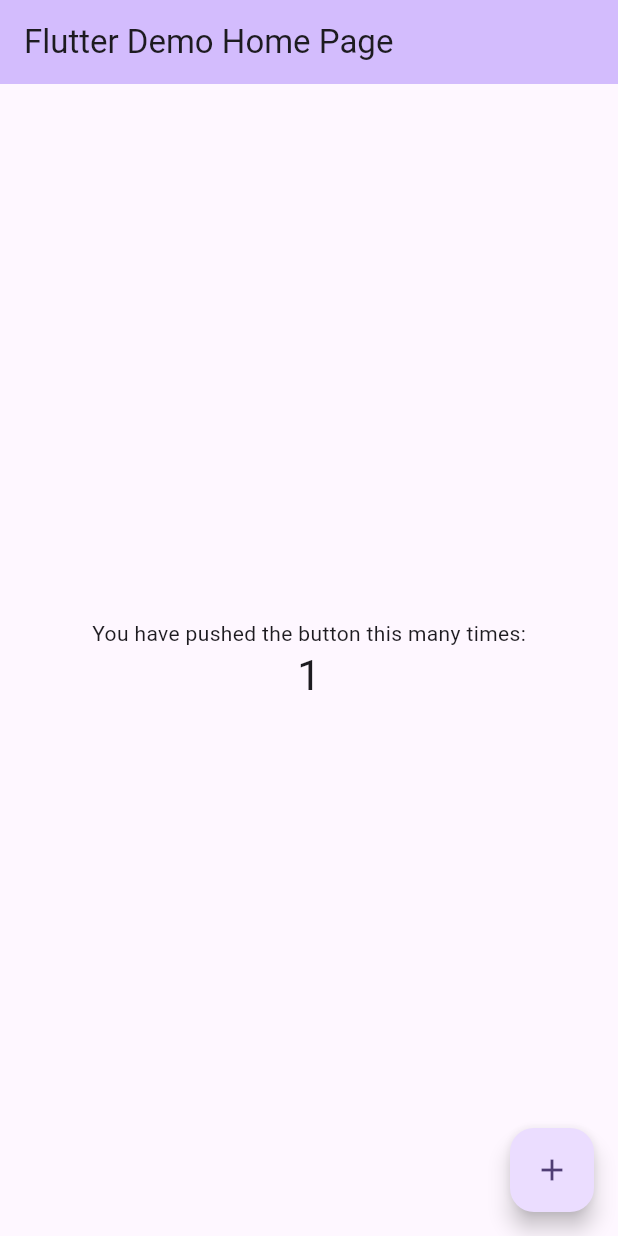
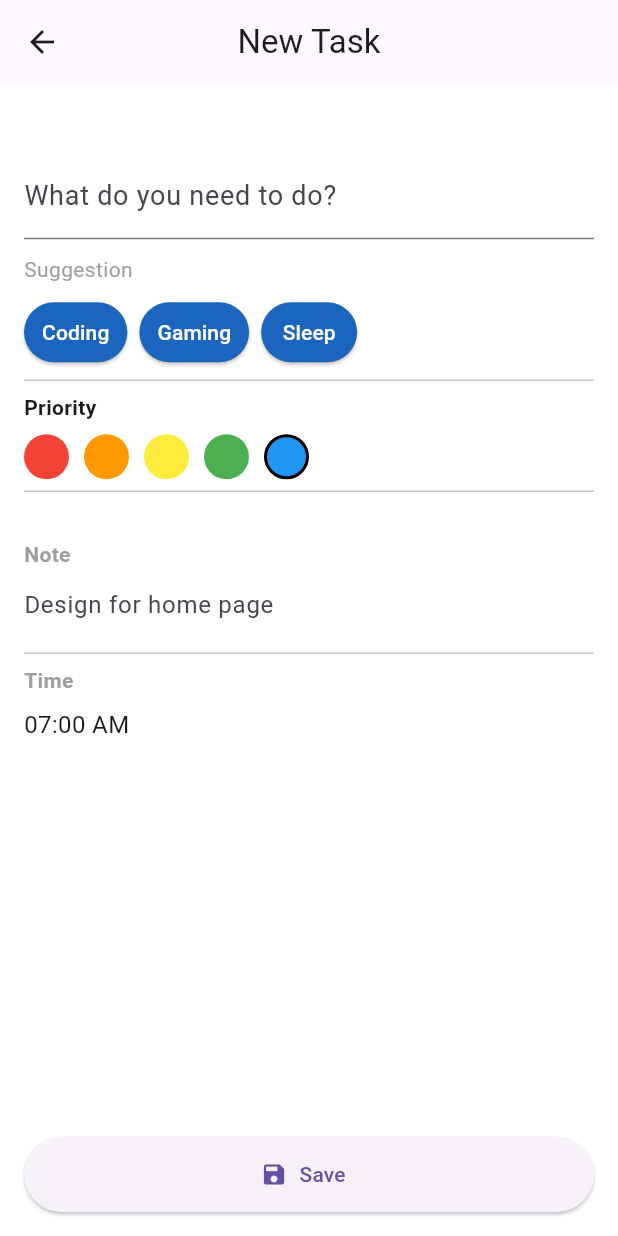
Before and after one commit to ThanhChuong1/LearningFlutter_toDoList, a Flutter app: the screen it shows after launch, after a tap on the "add" icon, on a phone screen of 412 x 824 dp. Run offline on Flutter 3.47's test engine with Material 3 defaults, Android fonts, the phone set to English and light mode, and no system bars.

Commit message:
[feature] create add new task screen

```diff
--- a/lib/main.dart
+++ b/lib/main.dart
@@ -1,51 +1,22 @@
 import 'package:flutter/material.dart';
+import 'package:todolist/icon.dart';
+import 'package:todolist/new_task.dart';
+import 'package:todolist/task_info.dart';
 
 void main() {
-  runApp(const MyApp());
-}
-
-class MyApp extends StatelessWidget {
-  const MyApp({super.key});
-
-  // This widget is the root of your application.
-  @override
-  Widget build(BuildContext context) {
-    return MaterialApp(
-      title: 'Flutter Demo',
-      theme: ThemeData(
-        // This is the theme of your application.
-        //
-        // TRY THIS: Try running your application with "flutter run". You'll see
-        // the application has a purple toolbar. Then, without quitting the app,
-        // try changing the seedColor in the colorScheme below to Colors.green
-        // and then invoke "hot reload" (save your changes or press the "hot
-        // reload" button in a Flutter-supported IDE, or press "r" if you used
-        // the command line to start the app).
-        //
-        // Notice that the counter didn't reset back to zero; the application
-        // state is not lost during the reload. To reset the state, use hot
-        // restart instead.
-        //
-        // This works for code too, not just values: Most code changes can be
-        // tested with just a hot reload.
-        colorScheme: ColorScheme.fromSeed(seedColor: Colors.deepPurple),
-      ),
-      home: const MyHomePage(title: 'Flutter Demo Home Page'),
-    );
-  }
+  runApp(
+    MaterialApp(
+      initialRoute: '/',
+      routes: <String, WidgetBuilder>{
+        '/': (context) => MyHomePage(),
+        '/second': (context) => SecondHome(),
+      },
+    ),
+  );
 }
 
 class MyHomePage extends StatefulWidget {
-  const MyHomePage({super.key, required this.title});
-
-  // This widget is the home page of your application. It is stateful, meaning
-  // that it has a State object (defined below) that contains fields that affect
-  // how it looks.
-
-  // This class is the configuration for the state. It holds the values (in this
-  // case the title) provided by the parent (in this case the App widget) and
-  // used by the build method of the State. Fields in a Widget subclass are
-  // always marked "final".
+  const MyHomePage({super.key, this.title = 'TODO LIST'});
 
   final String title;
 
@@ -54,69 +25,86 @@ class MyHomePage extends StatefulWidget {
 }
 
 class _MyHomePageState extends State<MyHomePage> {
-  int _counter = 0;
+  List<Taskinfo> taskList = [];
 
-  void _incrementCounter() {
+  //Mức độ quan trọng để sắp xếp
+  final Map<Color, int> priorityOrder = {
+    Colors.red: 0,
+    Colors.orange: 1,
+    Colors.yellow: 2,
+    Colors.green: 3,
+    Colors.blue: 4,
+  };
+
+  void _sortTaskList() {
+    taskList.sort((a, b) {
+      final timeA = _parseTime(a.time);
+      final timeB = _parseTime(b.time);
+
+      if (timeA.hour != timeB.hour) {
+        return timeA.hour.compareTo(timeB.hour);
+      } else if (timeA.minute != timeB.minute) {
+        return timeA.minute.compareTo(timeB.minute);
+      } else {
+        return priorityOrder[a.priorityColor]!.compareTo(
+          priorityOrder[b.priorityColor]!,
+        );
+      }
+    });
+  }
+
+  TimeOfDay _parseTime(String timeStr) {
+    final parts = timeStr.split(":");
+    final hour = int.tryParse(parts[0]) ?? 0;
+    final minute = int.tryParse(parts[1]) ?? 0;
+    return TimeOfDay(hour: hour, minute: minute);
+  }
+
+  void _addNewTask(Taskinfo newTask) {
     setState(() {
-      // This call to setState tells the Flutter framework that something has
-      // changed in this State, which causes it to rerun the build method below
-      // so that the display can reflect the updated values. If we changed
-      // _counter without calling setState(), then the build method would not be
-      // called again, and so nothing would appear to happen.
-      _counter++;
+      taskList.add(newTask);
     });
   }
 
   @override
   Widget build(BuildContext context) {
-    // This method is rerun every time setState is called, for instance as done
-    // by the _incrementCounter method above.
-    //
-    // The Flutter framework has been optimized to make rerunning build methods
-    // fast, so that you can just rebuild anything that needs updating rather
-    // than having to individually change instances of widgets.
     return Scaffold(
       appBar: AppBar(
-        // TRY THIS: Try changing the color here to a specific color (to
-        // Colors.amber, perhaps?) and trigger a hot reload to see the AppBar
-        // change color while the other colors stay the same.
         backgroundColor: Theme.of(context).colorScheme.inversePrimary,
-        // Here we take the value from the MyHomePage object that was created by
-        // the App.build method, and use it to set our appbar title.
-        title: Text(widget.title),
+        title: const Text('TODO List'),
       ),
-      body: Center(
-        // Center is a layout widget. It takes a single child and positions it
-        // in the middle of the parent.
-        child: Column(
-          // Column is also a layout widget. It takes a list of children and
-          // arranges them vertically. By default, it sizes itself to fit its
-          // children horizontally, and tries to be as tall as its parent.
-          //
-          // Column has various properties to control how it sizes itself and
-          // how it positions its children. Here we use mainAxisAlignment to
-          // center the children vertically; the main axis here is the vertical
-          // axis because Columns are vertical (the cross axis would be
-          // horizontal).
-          //
-          // TRY THIS: Invoke "debug painting" (choose the "Toggle Debug Paint"
-          // action in the IDE, or press "p" in the console), to see the
-          // wireframe for each widget.
-          mainAxisAlignment: MainAxisAlignment.center,
-          children: <Widget>[
-            const Text('You have pushed the button this many times:'),
-            Text(
-              '$_counter',
-              style: Theme.of(context).textTheme.headlineMedium,
+
+      body: ListView.builder(
+        itemCount: taskList.length,
+        itemBuilder: (context, index) {
+          final task = taskList[index];
+          return ListTile(
+            title: Text(task.title),
+            subtitle: Text('${task.time}  ${task.note}'),
+            trailing: Container(
+              width: 5,
+              height: 40,
+              color: task.priorityColor,
             ),
-          ],
-        ),
+            leading: Icon(Icons.circle, color: task.priorityColor, size: 10),
+          );
+        },
       ),
+
       floatingActionButton: FloatingActionButton(
-        onPressed: _incrementCounter,
-        tooltip: 'Increment',
+        onPressed: () async {
+          final result = await Navigator.push(
+            context,
+            MaterialPageRoute(builder: (context) => const SecondHome()),
+          );
+
+          if (result != null && result is Taskinfo) {
+            _addNewTask(result);
+            _sortTaskList();
+          }
+        },
         child: const Icon(Icons.add),
-      ), // This trailing comma makes auto-formatting nicer for build methods.
+      ),
     );
   }
 }
--- /dev/null
+++ b/lib/new_task.dart
@@ -0,0 +1,206 @@
+import 'dart:math';
+import 'package:flutter/material.dart';
+// import 'package:flutter/scheduler.dart';
+import 'package:todolist/task_info.dart';
+
+class SecondHome extends StatefulWidget {
+  const SecondHome({super.key});
+
+  @override
+  State<SecondHome> createState() => _SecondHomeState();
+}
+
+class _SecondHomeState extends State<SecondHome> {
+  final TextEditingController TaskController = TextEditingController();
+  final TextEditingController noteController = TextEditingController();
+  final List<Color> priorityColors = [
+    Colors.red,
+    Colors.orange,
+    Colors.yellow,
+    Colors.green,
+    Colors.blue,
+  ];
+  Color selectedColor = Colors.blue;
+
+  TimeOfDay selectedTime = TimeOfDay(hour: 7, minute: 0);
+  TimeOfDay alarmTime = TimeOfDay(hour: 6, minute: 30);
+
+  bool isAlarOn = true;
+
+  @override
+  Widget build(BuildContext context) {
+    return Scaffold(
+      appBar: AppBar(title: Text('New Task'), centerTitle: true),
+      backgroundColor: Colors.white,
+
+      body: Padding(
+        padding: const EdgeInsets.all(16.0),
+
+        child: Column(
+          crossAxisAlignment: CrossAxisAlignment.start,
+          children: [
+            const SizedBox(height: 30),
+
+            //Input box: WHAT DO YOU NEED TO DO?
+            TextField(
+              controller: TaskController,
+              decoration: const InputDecoration(
+                labelText: "What do you need to do?",
+                labelStyle: TextStyle(fontSize: 18),
+                border: UnderlineInputBorder(),
+              ),
+            ),
+
+            //SUGGESTION
+            const SizedBox(height: 10),
+            const Text("Suggestion", style: TextStyle(color: Colors.grey)),
+            const SizedBox(height: 8),
+
+            Row(
+              children: [
+                _suggestionChip("Coding"),
+                _suggestionChip("Gaming"),
+                _suggestionChip("Sleep"),
+              ],
+            ),
+            const Divider(),
+
+            //PRIORITY COLOR SELECTOR
+            const Text(
+              "Priority",
+              style: TextStyle(fontWeight: FontWeight.bold),
+            ),
+            const SizedBox(height: 8),
+            Row(
+              children: priorityColors.map((color) {
+                return GestureDetector(
+                  onTap: () {
+                    setState(() {
+                      selectedColor = color;
+                    });
+                  },
+                  child: Container(
+                    margin: const EdgeInsets.only(right: 10),
+                    width: 30,
+                    height: 30,
+                    decoration: BoxDecoration(
+                      color: color,
+                      shape: BoxShape.circle,
+                      border: selectedColor == color
+                          ? Border.all(color: Colors.black, width: 2)
+                          : null,
+                    ),
+                  ),
+                );
+              }).toList(),
+            ),
+
+            const Divider(),
+            //NOTE
+            const SizedBox(height: 24),
+            const Text(
+              "Note",
+              style: TextStyle(fontWeight: FontWeight.bold, color: Colors.grey),
+            ),
+            TextField(
+              controller: noteController,
+              decoration: const InputDecoration(
+                hintText: "Design for home page",
+                border: InputBorder.none,
+              ),
+            ),
+
+            const Divider(),
+
+            //TIME
+            const Text(
+              "Time",
+              style: TextStyle(fontWeight: FontWeight.bold, color: Colors.grey),
+            ),
+            GestureDetector(
+              onTap: _pickTime,
+              child: Padding(
+                padding: const EdgeInsets.symmetric(vertical: 8),
+                child: Text(
+                  "${formatTime(selectedTime)} ${selectedTime.period == DayPeriod.am ? "AM" : "PM"}",
+                  style: const TextStyle(fontSize: 16),
+                ),
+              ),
+            ),
+
+            const Spacer(),
+            ElevatedButton.icon(
+              icon: const Icon(Icons.save),
+              label: const Text("Save"),
+              onPressed: _saveTask,
+              style: ElevatedButton.styleFrom(
+                minimumSize: const Size.fromHeight(50),
+              ),
+            ),
+          ],
+        ),
+      ),
+    );
+  }
+
+  Widget _suggestionChip(String label) {
+    return Padding(
+      padding: const EdgeInsets.only(right: 8.0),
+      child: ElevatedButton(
+        onPressed: () {
+          setState(() {
+            TaskController.text = label;
+          });
+        },
+        //color for suggestion
+        style: ElevatedButton.styleFrom(
+          backgroundColor: _getColor(label),
+          foregroundColor: Colors.white,
+          padding: const EdgeInsets.symmetric(horizontal: 12, vertical: 8),
+        ),
+        child: Text(label),
+      ),
+    );
+  }
+
+  Color _getColor(String label) {
+    final Random random = Random();
+    return Color.fromARGB(
+      255,
+      random.nextInt(256),
+      random.nextInt(256),
+      random.nextInt(256),
+    );
+  }
+
+  void _pickTime() async {
+    final TimeOfDay? time = await showTimePicker(
+      context: context,
+      initialTime: selectedTime,
+    );
+
+    if (time != null) {
+      setState(() {
+        selectedTime = time;
+      });
+    }
+  }
+
+  String formatTime(TimeOfDay time) {
+    final hour = time.hour.toString().padLeft(2, '0');
+    final minute = time.minute.toString().padLeft(2, '0');
+    return "$hour:$minute";
+  }
+
+  void _saveTask() {
+    if (TaskController.text.isEmpty) return;
+    final newTask = Taskinfo(
+      title: TaskController.text,
+      note: noteController.text,
+      time: selectedTime.format(context),
+      priorityColor: selectedColor,
+    );
+
+    Navigator.pop(context, newTask);
+  }
+}
--- /dev/null
+++ b/lib/task_info.dart
@@ -0,0 +1,15 @@
+import 'package:flutter/material.dart';
+
+class Taskinfo {
+  final String title;
+  final String note;
+  final String time;
+  final Color priorityColor;
+
+  Taskinfo({
+    required this.title,
+    required this.note,
+    required this.time,
+    required this.priorityColor,
+  });
+}
```
Also changed, not shown: lib/icon.dart (added, +15 -0 lines), 103 other files.
